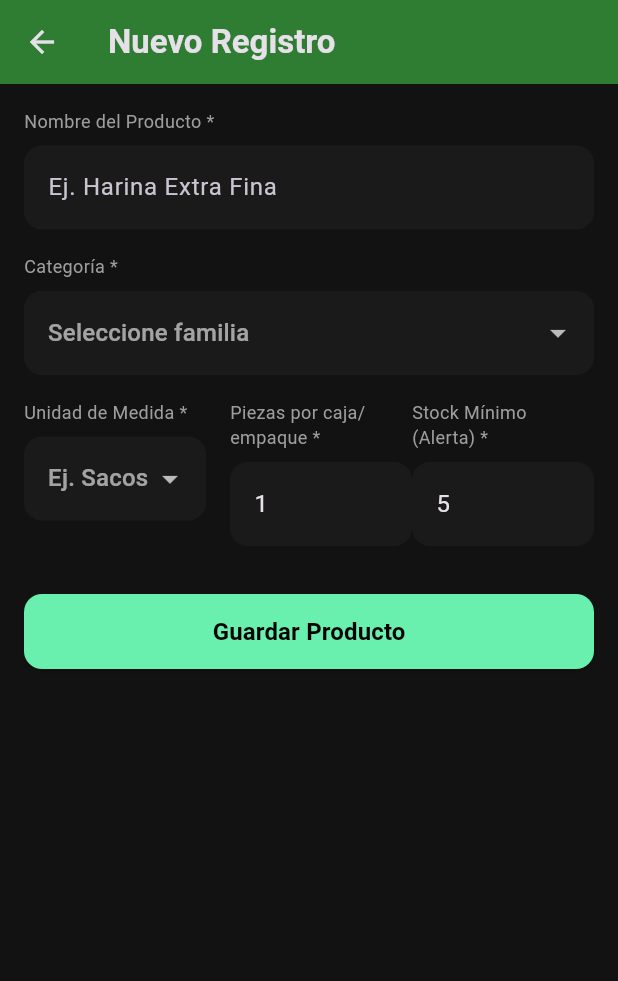
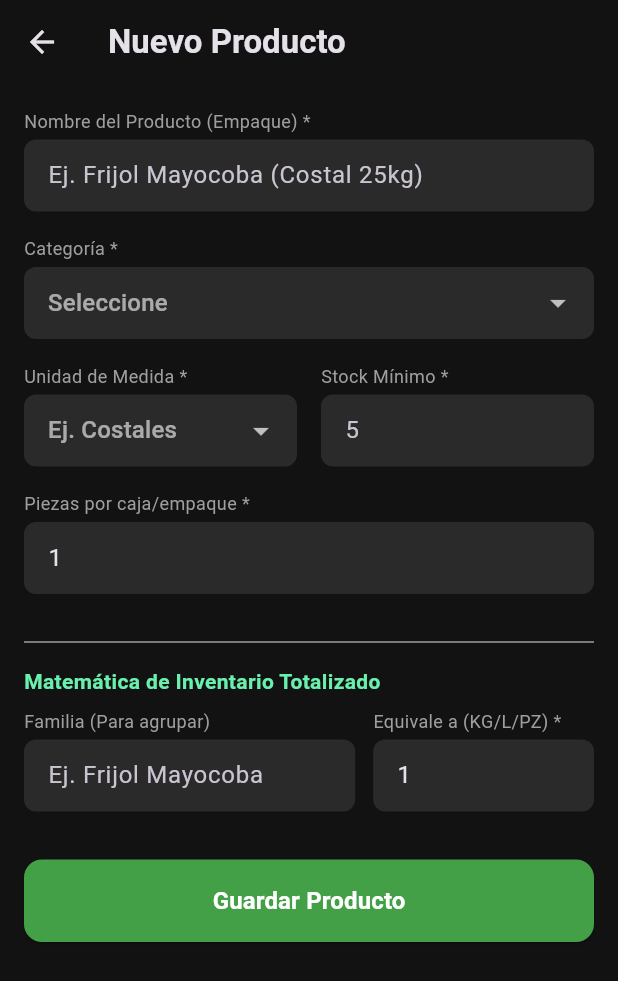
Before and after one commit to CesarPPrado/my_warehouse, a Flutter app: the ProductFormScreen screen opened directly, on a phone screen of 412 x 824 dp. Shown: the top 981 px of the screen. Run offline on Flutter 3.47's test engine with Material 3 defaults, Android fonts, the phone set to English and light mode, and no system bars; our stand-ins replace flutter_dotenv, supabase_flutter; accounts and stored records are empty.

Commit message:
Feat (Screens): Actualizar formularios de productos y recetas para incluir campos de familia y equivalencia, mejorando la gestión de inventario.

```diff
--- a/lib/screens/inbound_screen.dart
+++ b/lib/screens/inbound_screen.dart
@@ -175,7 +175,7 @@ class _InboundScreenState extends State<InboundScreen> {
                 child: Column(
                   crossAxisAlignment: CrossAxisAlignment.start,
                   children: [
-                    const Text('Datos del Documento', style: TextStyle(color: Colors.greenAccent, fontWeight: FontWeight.bold)),
+                    const Text('Datos de la nota del proveedor', style: TextStyle(color: Colors.greenAccent, fontWeight: FontWeight.bold)),
                     const SizedBox(height: 12),
                     Row(
                       children: [
@@ -200,9 +200,9 @@ class _InboundScreenState extends State<InboundScreen> {
                       Row(
                         crossAxisAlignment: CrossAxisAlignment.start,
                         children: [
-                          Expanded(child: _buildTextField('Cajas', '0', controller: _cajasController, isNumber: true, onChanged: (_) => setState(() {}))),
+                          Expanded(child: _buildTextField('Costales/Bidones/Cajas/Etc.', '0', controller: _cajasController, isNumber: true, onChanged: (_) => setState(() {}))),
                           const SizedBox(width: 12),
-                          Expanded(child: _buildTextField('Piezas Sueltas', '0', controller: _piezasController, isNumber: true, onChanged: (_) => setState(() {}))),
+                          Expanded(child: _buildTextField('KG/L/PZ/Latas/Etc.', '0', controller: _piezasController, isNumber: true, onChanged: (_) => setState(() {}))),
                         ],
                       ),
                       const SizedBox(height: 8),
--- a/lib/screens/product_form_screen.dart
+++ b/lib/screens/product_form_screen.dart
@@ -2,9 +2,8 @@ import 'package:flutter/material.dart';
 import 'package:supabase_flutter/supabase_flutter.dart';
 
 class ProductFormScreen extends StatefulWidget {
-  final Map<String, dynamic>? productoAEditar; // Variable opcional
+  final Map<String, dynamic>? productoAEditar;
 
-  // Si nos mandan un producto, lo guardamos. Si no, es null (modo crear).
   const ProductFormScreen({super.key, this.productoAEditar});
 
   @override
@@ -13,45 +12,53 @@ class ProductFormScreen extends StatefulWidget {
 
 class _ProductFormScreenState extends State<ProductFormScreen> {
   final _formKey = GlobalKey<FormState>();
+  bool _isLoading = false;
+
   final _nombreController = TextEditingController();
-  final _stockMinimoController = TextEditingController(text: '5'); // 5 por defecto
+  final _stockMinimoController = TextEditingController();
   final _piezasPorCajaController = TextEditingController();
+
+  // --- LOS NUEVOS CONTROLADORES ---
+  final _familiaController = TextEditingController();
+  final _equivalenciaController = TextEditingController();
 
   String? _categoriaSeleccionada;
   String? _unidadSeleccionada;
-  bool _isLoading = false; // Controla el estado del botón de guardar
+
+  final List<String> _categorias = ['Materia Prima', 'Producción', 'Empaque', 'Limpieza', 'Mantenimiento', 'Otros'];
+  final List<String> _unidades = ['Kilos', 'Gramos', 'Litros', 'Sacos', 'Bolsas', 'Costales', 'Piezas', 'Cajas', 'Bidones', 'Latas'];
 
   @override
   void initState() {
     super.initState();
-    // Si recibimos un producto para editar, llenamos los controladores
     if (widget.productoAEditar != null) {
       _nombreController.text = widget.productoAEditar!['nombre'];
       _categoriaSeleccionada = widget.productoAEditar!['categoria'];
       _unidadSeleccionada = widget.productoAEditar!['unidad_medida'];
       _stockMinimoController.text = widget.productoAEditar!['stock_minimo'].toString();
       _piezasPorCajaController.text = (widget.productoAEditar!['piezas_por_caja'] ?? 1).toString();
-      } else {
-      _piezasPorCajaController.text = '1'; // Por defecto es 1
+
+      // --- CARGAR LOS NUEVOS DATOS AL EDITAR ---
+      _familiaController.text = widget.productoAEditar!['familia'] ?? '';
+      _equivalenciaController.text = (widget.productoAEditar!['equivalencia_base'] ?? 1).toString();
+    } else {
+      _piezasPorCajaController.text = '1';
+      _equivalenciaController.text = '1'; // Por defecto es 1 a 1
     }
   }
 
-  // Las listas reales del almacén
-  final List<String> _categorias = ['Materia Prima', 'Empaque', 'Harinas y Polvos', 'Mantecas y Lácteos', 'Complementos', 'Aseos y Limpieza', 'Otros'];
-  final List<String> _unidades = ['Sacos', 'Kilos', 'Litros', 'Costales', 'Paquetes', 'Piezas', 'Rollos', 'Cajas', 'Bolsas', 'Kits', 'Latas', 'Bidones'];
-
-  // Función asíncrona para inyectar a PostgreSQL
   Future<void> _guardarProducto() async {
     if (!_formKey.currentState!.validate()) return;
-
     setState(() => _isLoading = true);
 
     try {
-      // Convertimos el texto del controlador a número (si está vacío, por defecto es 1)
       final piezasCaja = int.tryParse(_piezasPorCajaController.text.trim()) ?? 1;
 
+      // --- LEER Y CONVERTIR LOS NUEVOS CAMPOS ---
+      final familiaStr = _familiaController.text.trim().isEmpty ? null : _familiaController.text.trim();
+      final equivalencia = double.tryParse(_equivalenciaController.text.trim()) ?? 1.0;
+
       if (widget.productoAEditar == null) {
-        // MODO CREAR: Hacemos un INSERT normal
         await Supabase.instance.client.from('productos').insert({
           'nombre': _nombreController.text.trim(),
           'categoria': _categoriaSeleccionada,
@@ -59,31 +66,27 @@ class _ProductFormScreenState extends State<ProductFormScreen> {
           'stock_minimo': int.parse(_stockMinimoController.text.trim()),
           'stock_actual': 0,
           'piezas_por_caja': piezasCaja,
+          'familia': familiaStr, // <--- GUARDAR EN BASE DE DATOS
+          'equivalencia_base': equivalencia, // <--- GUARDAR EN BASE DE DATOS
         });
       } else {
-        // MODO EDITAR: Hacemos un UPDATE usando el ID
         await Supabase.instance.client.from('productos').update({
           'nombre': _nombreController.text.trim(),
           'categoria': _categoriaSeleccionada,
           'unidad_medida': _unidadSeleccionada,
           'stock_minimo': int.parse(_stockMinimoController.text.trim()),
           'piezas_por_caja': piezasCaja,
+          'familia': familiaStr, // <--- ACTUALIZAR EN BASE DE DATOS
+          'equivalencia_base': equivalencia, // <--- ACTUALIZAR EN BASE DE DATOS
         }).eq('id', widget.productoAEditar!['id']);
       }
 
       if (mounted) {
-        ScaffoldMessenger.of(context).showSnackBar(
-          SnackBar(
-            content: Text(widget.productoAEditar == null ? 'Producto guardado' : 'Producto actualizado', style: const TextStyle(fontWeight: FontWeight.bold)),
-            backgroundColor: Colors.green
-          ),
-        );
+        ScaffoldMessenger.of(context).showSnackBar(SnackBar(content: Text(widget.productoAEditar == null ? 'Producto guardado' : 'Producto actualizado', style: const TextStyle(fontWeight: FontWeight.bold)), backgroundColor: Colors.green));
         Navigator.pop(context);
       }
     } catch (e) {
-      if (mounted) {
-        ScaffoldMessenger.of(context).showSnackBar(SnackBar(content: Text('Error: $e'), backgroundColor: Colors.red));
-      }
+      if (mounted) ScaffoldMessenger.of(context).showSnackBar(SnackBar(content: Text('Error: $e'), backgroundColor: Colors.red));
     } finally {
       if (mounted) setState(() => _isLoading = false);
     }
@@ -94,55 +97,61 @@ class _ProductFormScreenState extends State<ProductFormScreen> {
     _nombreController.dispose();
     _stockMinimoController.dispose();
     _piezasPorCajaController.dispose();
+    _familiaController.dispose();
+    _equivalenciaController.dispose();
     super.dispose();
   }
 
   @override
   Widget build(BuildContext context) {
     return Scaffold(
-      appBar: AppBar(
-        title: Text(
-          widget.productoAEditar == null ? 'Nuevo Registro' : 'Editar Registro',
-          style: const TextStyle(fontWeight: FontWeight.bold),
-        ),
-        backgroundColor: Colors.green.shade800,
-      ),
+      appBar: AppBar(title: Text(widget.productoAEditar == null ? 'Nuevo Producto' : 'Editar Producto', style: const TextStyle(fontWeight: FontWeight.bold))),
       body: SingleChildScrollView(
-        padding: const EdgeInsets.all(16.0),
+        padding: const EdgeInsets.all(16),
         child: Form(
           key: _formKey,
           child: Column(
-            crossAxisAlignment: CrossAxisAlignment.stretch,
+            crossAxisAlignment: CrossAxisAlignment.start,
             children: [
-              _buildTextField('Nombre del Producto *', 'Ej. Harina Extra Fina', controller: _nombreController, isRequired: true),
+              _buildTextField('Nombre del Producto (Empaque) *', 'Ej. Frijol Mayocoba (Costal 25kg)', controller: _nombreController, isRequired: true),
               const SizedBox(height: 16),
-
-              _buildDropdown('Categoría *', 'Seleccione familia', _categorias, (val) => _categoriaSeleccionada = val, true),
+              _buildDropdown('Categoría *', 'Seleccione', _categorias, (val) => setState(() => _categoriaSeleccionada = val), isRequired: true),
               const SizedBox(height: 16),
-
               Row(
                 crossAxisAlignment: CrossAxisAlignment.start,
                 children: [
-                  Expanded(child: _buildDropdown('Unidad de Medida *', 'Ej. Sacos', _unidades, (val) => _unidadSeleccionada = val, true)),
+                  Expanded(child: _buildDropdown('Unidad de Medida *', 'Ej. Costales', _unidades, (val) => setState(() => _unidadSeleccionada = val), isRequired: true)),
                   const SizedBox(width: 16),
-                  Expanded(child: _buildTextField('Piezas por caja/empaque *', 'Ej. 24 (Dejar en 1 si es granel)', controller: _piezasPorCajaController, isNumber: true, isRequired: true)),
-                  const SizedBox(height: 16),
-                  Expanded(child: _buildTextField('Stock Mínimo (Alerta) *', '5', controller: _stockMinimoController, isNumber: true, isRequired: true)),
+                  Expanded(child: _buildTextField('Stock Mínimo *', '5', controller: _stockMinimoController, isNumber: true, isRequired: true)),
+                ],
+              ),
+              const SizedBox(height: 16),
+              _buildTextField('Piezas por caja/empaque *', 'Ej. 24 (Dejar en 1 si es granel)', controller: _piezasPorCajaController, isNumber: true, isRequired: true),
+              const SizedBox(height: 24),
+
+              // --- SECCIÓN DE AGRUPACIÓN (NUEVA) ---
+              const Divider(color: Colors.grey),
+              const Padding(
+                padding: EdgeInsets.symmetric(vertical: 8.0),
+                child: Text('Matemática de Inventario Totalizado', style: TextStyle(color: Colors.greenAccent, fontWeight: FontWeight.bold, fontSize: 14)),
+              ),
+              Row(
+                crossAxisAlignment: CrossAxisAlignment.start,
+                children: [
+                  Expanded(flex: 3, child: _buildTextField('Familia (Para agrupar)', 'Ej. Frijol Mayocoba', controller: _familiaController)),
+                  const SizedBox(width: 12),
+                  Expanded(flex: 2, child: _buildTextField('Equivale a (KG/L/PZ) *', '(Dejar en 1 si es granel)', controller: _equivalenciaController, isNumber: true, isRequired: true)),
                 ],
               ),
               const SizedBox(height: 32),
+              // -------------------------------------
 
               SizedBox(
-                height: 50,
+                width: double.infinity,
                 child: ElevatedButton(
                   onPressed: _isLoading ? null : _guardarProducto,
-                  style: ElevatedButton.styleFrom(
-                    backgroundColor: Colors.greenAccent,
-                    shape: RoundedRectangleBorder(borderRadius: BorderRadius.circular(12)),
-                  ),
-                  child: _isLoading
-                    ? const SizedBox(height: 20, width: 20, child: CircularProgressIndicator(color: Colors.black, strokeWidth: 2))
-                    : const Text('Guardar Producto', style: TextStyle(color: Colors.black, fontSize: 16, fontWeight: FontWeight.bold)),
+                  style: ElevatedButton.styleFrom(backgroundColor: Colors.green.shade600, padding: const EdgeInsets.symmetric(vertical: 16), shape: RoundedRectangleBorder(borderRadius: BorderRadius.circular(12))),
+                  child: _isLoading ? const CircularProgressIndicator(color: Colors.white) : const Text('Guardar Producto', style: TextStyle(fontSize: 16, fontWeight: FontWeight.bold, color: Colors.white)),
                 ),
               ),
             ],
@@ -152,46 +161,14 @@ class _ProductFormScreenState extends State<ProductFormScreen> {
     );
   }
 
-  // Widgets reutilizables de UI
-  Widget _buildTextField(String label, String hint, {required TextEditingController controller, bool isNumber = false, bool isRequired = false}) {
-    return Column(
-      crossAxisAlignment: CrossAxisAlignment.start,
-      children: [
-        Text(label, style: const TextStyle(color: Colors.grey, fontSize: 12)),
-        const SizedBox(height: 8),
-        TextFormField(
-          controller: controller,
-          keyboardType: isNumber ? TextInputType.number : TextInputType.text,
-          validator: isRequired ? (value) => (value == null || value.isEmpty) ? 'Requerido' : null : null,
-          decoration: InputDecoration(
-            hintText: hint,
-            filled: true,
-            fillColor: const Color(0xFF1A1A1A),
-            border: OutlineInputBorder(borderRadius: BorderRadius.circular(12), borderSide: BorderSide.none),
-          ),
-        ),
-      ],
-    );
+  Widget _buildTextField(String label, String hint, {TextEditingController? controller, bool isNumber = false, bool isRequired = false}) {
+    return Column(crossAxisAlignment: CrossAxisAlignment.start, children: [Text(label, style: const TextStyle(color: Colors.grey, fontSize: 12)), const SizedBox(height: 4), TextFormField(controller: controller, keyboardType: isNumber ? const TextInputType.numberWithOptions(decimal: true) : TextInputType.text, validator: isRequired ? (v) => v == null || v.isEmpty ? 'Requerido' : null : null, decoration: InputDecoration(hintText: hint, filled: true, fillColor: const Color(0xFF2A2A2A), contentPadding: const EdgeInsets.symmetric(horizontal: 12, vertical: 8), border: OutlineInputBorder(borderRadius: BorderRadius.circular(8), borderSide: BorderSide.none)))]);
   }
 
-  Widget _buildDropdown(String label, String hint, List<String> items, Function(String?) onChanged, bool isRequired) {
-    return Column(
-      crossAxisAlignment: CrossAxisAlignment.start,
-      children: [
-        Text(label, style: const TextStyle(color: Colors.grey, fontSize: 12)),
-        const SizedBox(height: 8),
-        DropdownButtonFormField<String>(
-          validator: isRequired ? (value) => value == null ? 'Seleccione' : null : null,
-          decoration: InputDecoration(
-            filled: true,
-            fillColor: const Color(0xFF1A1A1A),
-            border: OutlineInputBorder(borderRadius: BorderRadius.circular(12), borderSide: BorderSide.none),
-          ),
-          hint: Text(hint),
-          items: items.map((String value) => DropdownMenuItem<String>(value: value, child: Text(value))).toList(),
-          onChanged: onChanged,
-        ),
-      ],
-    );
+  Widget _buildDropdown(String label, String hint, List<String> items, Function(String?) onChanged, {bool isRequired = false}) {
+    String? value;
+    if (widget.productoAEditar != null && label.contains('Categoría')) value = _categoriaSeleccionada;
+    if (widget.productoAEditar != null && label.contains('Unidad')) value = _unidadSeleccionada;
+    return Column(crossAxisAlignment: CrossAxisAlignment.start, children: [Text(label, style: const TextStyle(color: Colors.grey, fontSize: 12)), const SizedBox(height: 4), DropdownButtonFormField<String>(initialValue: value, isExpanded: true, decoration: InputDecoration(filled: true, fillColor: const Color(0xFF2A2A2A), contentPadding: const EdgeInsets.symmetric(horizontal: 12, vertical: 8), border: OutlineInputBorder(borderRadius: BorderRadius.circular(8), borderSide: BorderSide.none)), hint: Text(hint), items: items.map((i) => DropdownMenuItem(value: i, child: Text(i))).toList(), onChanged: onChanged, validator: isRequired ? (v) => v == null ? 'Requerido' : null : null)]);
   }
 }
--- a/lib/screens/recipe_form_screen.dart
+++ b/lib/screens/recipe_form_screen.dart
@@ -2,7 +2,7 @@ import 'package:flutter/material.dart';
 import 'package:supabase_flutter/supabase_flutter.dart';
 
 class RecipeFormScreen extends StatefulWidget {
-  final Map<String, dynamic>? recetaAEditar; // <--- LA MAGIA PARA EDITAR
+  final Map<String, dynamic>? recetaAEditar; // Para editar recetas existentes
 
   const RecipeFormScreen({super.key, this.recetaAEditar});
 
@@ -96,7 +96,7 @@ class _RecipeFormScreenState extends State<RecipeFormScreen> {
 
       // MODO CREAR
       if (widget.recetaAEditar == null) {
-        // Escudo Anti-Duplicados
+        // Anti-Duplicados
         final existe = await Supabase.instance.client.from('productos').select('id').ilike('nombre', nombreNuevoKit).maybeSingle();
         if (existe != null) throw '¡Ese Kit ya existe en el catálogo!';
 
@@ -111,7 +111,7 @@ class _RecipeFormScreenState extends State<RecipeFormScreen> {
         final idReceta = widget.recetaAEditar!['id'];
         final idProductoResultante = widget.recetaAEditar!['producto_resultante_id'];
 
-        // Escudo Anti-Duplicados (Permitiendo el mismo nombre si es el mismo producto)
+        // Anti-Duplicados (Permitiendo el mismo nombre si es el mismo producto)
         final existe = await Supabase.instance.client.from('productos').select('id').ilike('nombre', nombreNuevoKit).neq('id', idProductoResultante).maybeSingle();
         if (existe != null) throw 'Ya existe otro producto con ese nombre';
 
@@ -119,7 +119,7 @@ class _RecipeFormScreenState extends State<RecipeFormScreen> {
         await Supabase.instance.client.from('productos').update({'nombre': nombreNuevoKit, 'tipo_articulo': _tipoSeleccionado}).eq('id', idProductoResultante);
         await Supabase.instance.client.from('recetas').update({'tipo_receta': _tipoSeleccionado}).eq('id', idReceta);
 
-        // El truco de ingeniero para actualizar ingredientes: Borrar todos y volver a insertar la nueva lista
+        // Actualizar ingredientes: Borrar todos y volver a insertar la nueva lista
         await Supabase.instance.client.from('receta_ingredientes').delete().eq('receta_id', idReceta);
         List<Map<String, dynamic>> lineas = _ingredientes.map((ing) => {'receta_id': idReceta, 'producto_origen_id': ing['producto_id'], 'cantidad_requerida': ing['cantidad']}).toList();
         await Supabase.instance.client.from('receta_ingredientes').insert(lineas);
```
Also changed, not shown: lib/screens/inventory_screen.dart (+171 -157 lines).
